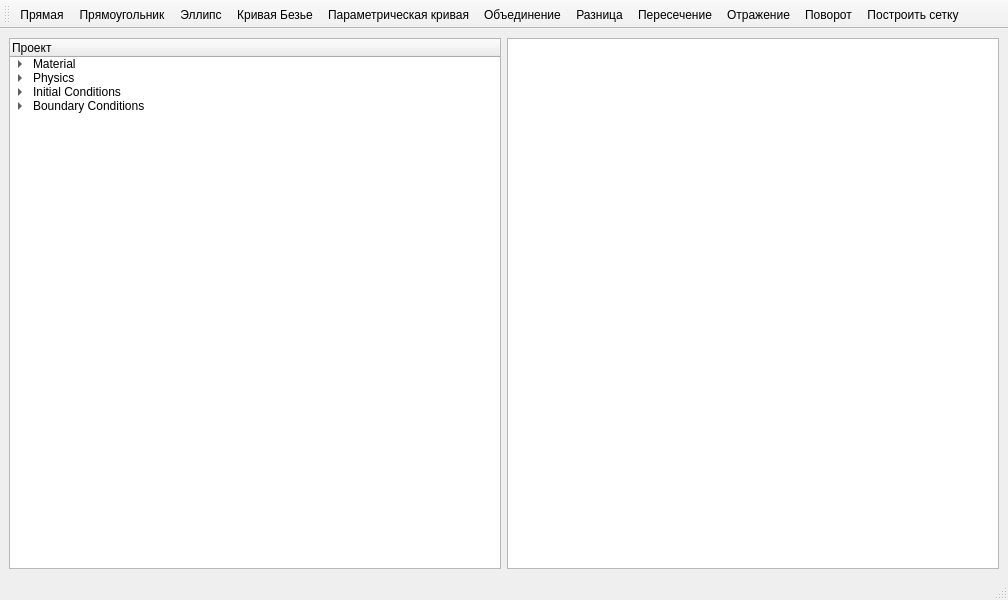
baltikaa9/comsol-free, file modules/data/src/ui/template8.ui: the form before one commit.
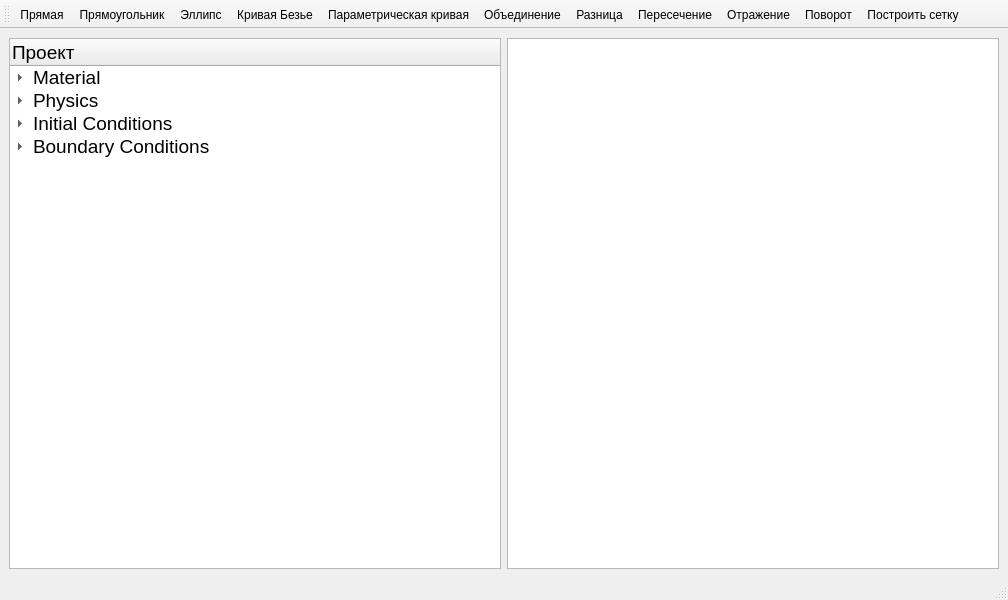
The form after the commit. Custom widgets are drawn as their Qt base class.

```diff
--- a/modules/data/src/ui/template8.ui
+++ b/modules/data/src/ui/template8.ui
@@ -19,10 +19,15 @@
      <widget class="QTreeWidget" name="projectTree">
       <property name="minimumSize">
        <size>
-        <width>200</width>
+        <width>250</width>
         <height>0</height>
        </size>
       </property>
+      <property name="font">
+       <font>
+        <pointsize>14</pointsize>
+       </font>
+      </property>
       <column>
        <property name="text">
         <string>Проект</string>
```
Left out of the diff: 2 changed lines with no effect on the pictures. Lines whose indentation alone changed are shown as unchanged.
